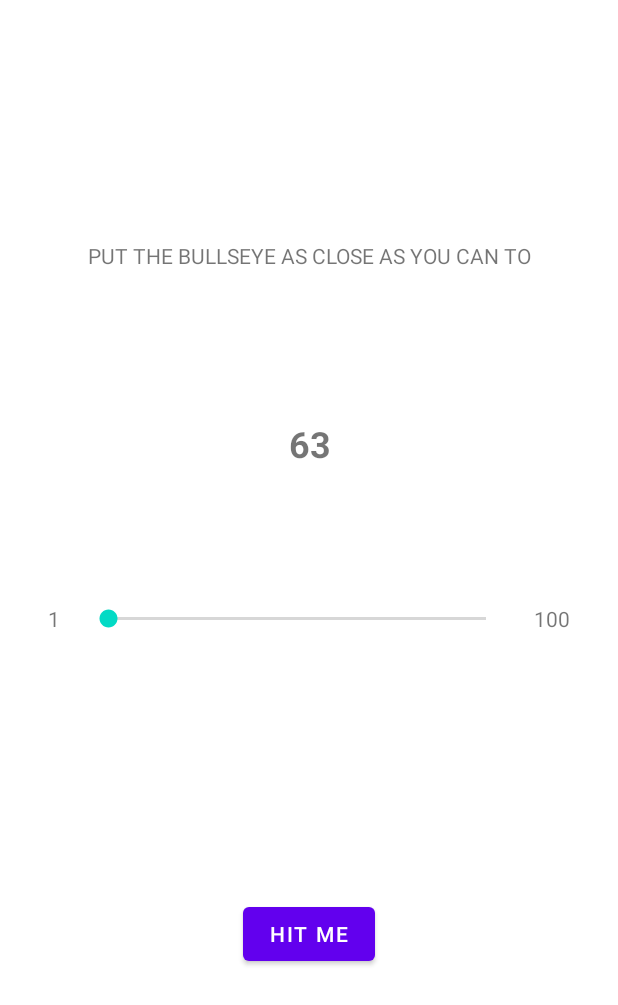
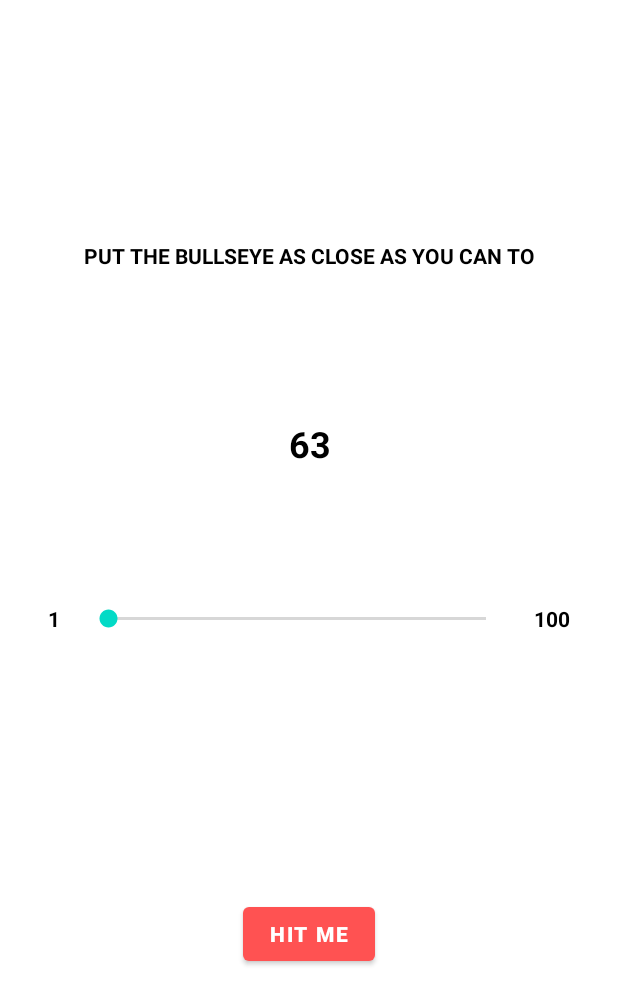
Before and after one commit to BrendanLawrence/Bullseye, an Android app: the layout activity_main.xml on its own in the app's theme, with its tools: preview values and no code run, on a phone screen of 412 x 824 dp. Shown: the top 1005 px of the screen. Run offline under Robolectric (Android 15) with nearby library versions, the phone set to English and light mode, and no system bars.

Commit message:
styled the application

```diff
--- a/app/src/main/AndroidManifest.xml
+++ b/app/src/main/AndroidManifest.xml
@@ -16,6 +16,7 @@
         <activity
             android:name=".MainActivity"
             android:screenOrientation="landscape"
+            android:theme="@style/Theme.Bullseye.NoActionBar.FullScreen"
             android:exported="true">
             <intent-filter>
                 <action android:name="android.intent.action.MAIN" />
--- a/app/src/main/java/com/brendanlawrence/myapplication/MainActivity.kt
+++ b/app/src/main/java/com/brendanlawrence/myapplication/MainActivity.kt
@@ -18,8 +18,6 @@ class MainActivity : AppCompatActivity() {
     private lateinit var binding: ActivityMainBinding
 
     override fun onCreate(savedInstanceState: Bundle?) {
-        supportActionBar?.hide()
-
         super.onCreate(savedInstanceState)
         binding = ActivityMainBinding.inflate(layoutInflater) // Inflate converts the XML file into the corresponding view object, allowing use in Kotlin code.
         val view = binding.root // Using val instead of var as we will not be changing this 'view' object once created.
@@ -83,7 +81,7 @@ class MainActivity : AppCompatActivity() {
 
     private fun startNewGame() {
         totalScore = 0
-        round = 0
+        round = 1
         sliderValue = 50
         targetValue = newTargetValue()
 
--- /dev/null
+++ b/app/src/main/res/drawable/circular_button.xml
@@ -0,0 +1,14 @@
+<?xml version="1.0" encoding="utf-8"?>
+<selector xmlns:android="http://schemas.android.com/apk/res/android">
+    <item android:state_pressed="false">
+        <shape android:shape="oval">
+            <solid android:color="@color/black" />
+        </shape>
+    </item>
+
+    <item android:state_pressed="true">
+        <shape android:shape="oval">
+            <solid android:color="@color/grey" />
+        </shape>
+    </item>
+</selector>
--- /dev/null
+++ b/app/src/main/res/drawable/info_24.xml
@@ -0,0 +1,5 @@
+<vector android:height="24dp" android:tint="#FFFFFF"
+    android:viewportHeight="24" android:viewportWidth="24"
+    android:width="24dp" xmlns:android="http://schemas.android.com/apk/res/android">
+    <path android:fillColor="@android:color/white" android:pathData="M12,2C6.48,2 2,6.48 2,12s4.48,10 10,10 10,-4.48 10,-10S17.52,2 12,2zM13,17h-2v-6h2v6zM13,9h-2L11,7h2v2z"/>
+</vector>
--- /dev/null
+++ b/app/src/main/res/drawable/refresh_24.xml
@@ -0,0 +1,5 @@
+<vector android:height="24dp" android:tint="#FFFFFF"
+    android:viewportHeight="24" android:viewportWidth="24"
+    android:width="24dp" xmlns:android="http://schemas.android.com/apk/res/android">
+    <path android:fillColor="@android:color/white" android:pathData="M17.65,6.35C16.2,4.9 14.21,4 12,4c-4.42,0 -7.99,3.58 -7.99,8s3.57,8 7.99,8c3.73,0 6.84,-2.55 7.73,-6h-2.08c-0.82,2.33 -3.04,4 -5.65,4 -3.31,0 -6,-2.69 -6,-6s2.69,-6 6,-6c1.66,0 3.14,0.69 4.22,1.78L13,11h7V4l-2.35,2.35z"/>
+</vector>
--- /dev/null
+++ b/app/src/main/res/drawable/seekbar_progress.xml
@@ -0,0 +1,29 @@
+<?xml version="1.0" encoding="utf-8"?>
+<layer-list xmlns:android="http://schemas.android.com/apk/res/android">
+    <item android:id="@android:id/background">
+        <shape android:shape="rectangle">
+            <corners android:radius="8dp" />
+            <size android:height="15dp" />
+            <solid android:color="@color/red_accent" />
+        </shape>
+    </item>
+</layer-list>
+
+<!--<layer-list xmlns:android="http://schemas.android.com/apk/res/android">-->
+<!--    <item android:id="@android:id/background">-->
+<!--        <shape android:shape="rectangle">-->
+<!--            <corners android:radius="8dp" />-->
+<!--            <size android:height="15dp" />-->
+<!--            <solid android:color="@color/grey" />-->
+<!--        </shape>-->
+<!--    </item>-->
+<!--    <item android:id="@android:id/progress">-->
+<!--        <clip>-->
+<!--            <shape android:shape="rectangle">-->
+<!--                <corners android:radius="8dp" />-->
+<!--                <size android:height="15dp" />-->
+<!--                <solid android:color="@color/red_accent" />-->
+<!--            </shape>-->
+<!--        </clip>-->
+<!--    </item>-->
+<!--</layer-list>-->
--- a/app/src/main/res/layout-land/activity_main.xml
+++ b/app/src/main/res/layout-land/activity_main.xml
@@ -6,8 +6,21 @@
     android:layout_height="match_parent"
     tools:context=".MainActivity">
 
+    <ImageView
+        android:id="@+id/bgImage"
+        android:layout_width="wrap_content"
+        android:layout_height="wrap_content"
+        android:layout_marginStart="-20dp"
+        android:scaleType="centerCrop"
+        app:layout_constraintBottom_toBottomOf="parent"
+        app:layout_constraintEnd_toEndOf="parent"
+        app:layout_constraintStart_toStartOf="parent"
+        app:layout_constraintTop_toTopOf="parent"
+        app:srcCompat="@drawable/background" />
+
     <TextView
         android:id="@+id/instructionTextView"
+        style="@style/instruction_text"
         android:layout_width="wrap_content"
         android:layout_height="wrap_content"
         android:text="@string/instruction_text"
@@ -20,11 +33,11 @@
 
     <TextView
         android:id="@+id/targetTextView"
+        style="@style/big_text"
         android:layout_width="wrap_content"
         android:layout_height="wrap_content"
         android:layout_marginTop="8dp"
         android:text="@string/target_value_text"
-        android:textSize="24sp"
         android:textStyle="bold"
         app:layout_constraintBottom_toTopOf="@+id/targetSeekBar"
         app:layout_constraintEnd_toEndOf="@+id/instructionTextView"
@@ -33,8 +46,13 @@
 
     <SeekBar
         android:id="@+id/targetSeekBar"
+        android:thumb="@drawable/nub"
+        android:splitTrack="false"
+        android:progressDrawable="@drawable/seekbar_progress"
         android:layout_width="0dp"
         android:layout_height="wrap_content"
+        android:paddingStart="40dp"
+        android:paddingEnd="40dp"
         app:layout_constraintBottom_toBottomOf="parent"
         app:layout_constraintEnd_toStartOf="@+id/maxTextView"
         app:layout_constraintStart_toEndOf="@+id/minTextView"
@@ -68,29 +86,34 @@
         android:id="@+id/hitMeButton"
         android:layout_width="wrap_content"
         android:layout_height="wrap_content"
+        android:padding="16dp"
         android:text="@string/hit_me_button_text"
         android:textAllCaps="true"
+        app:cornerRadius="12dp"
         app:layout_constraintBottom_toBottomOf="parent"
         app:layout_constraintEnd_toEndOf="parent"
         app:layout_constraintStart_toStartOf="parent"
-        app:layout_constraintTop_toBottomOf="@+id/targetSeekBar" />
+        app:layout_constraintTop_toBottomOf="@+id/targetSeekBar"
+        app:layout_constraintVertical_bias="0.0" />
 
-    <Button
+    <ImageButton
         android:id="@+id/startOverButton"
-        android:layout_width="wrap_content"
-        android:layout_height="wrap_content"
-        android:text="@string/start_over"
+        android:background="@drawable/circular_button"
+        android:src="@drawable/refresh_24"
+        android:layout_width="50dp"
+        android:layout_height="50dp"
         app:layout_constraintBottom_toBottomOf="parent"
         app:layout_constraintEnd_toStartOf="@+id/scoreGroup"
         app:layout_constraintHorizontal_bias="0.5"
         app:layout_constraintStart_toStartOf="parent"
         app:layout_constraintTop_toBottomOf="@+id/hitMeButton" />
 
-    <Button
+    <ImageButton
         android:id="@+id/infoButton"
-        android:layout_width="wrap_content"
-        android:layout_height="wrap_content"
-        android:text="@string/info"
+        android:background="@drawable/circular_button"
+        android:src="@drawable/info_24"
+        android:layout_width="50dp"
+        android:layout_height="50dp"
         app:layout_constraintBottom_toBottomOf="@+id/roundGroup"
         app:layout_constraintEnd_toEndOf="parent"
         app:layout_constraintHorizontal_bias="0.5"
@@ -117,6 +140,7 @@
 
         <TextView
             android:id="@+id/gameScoreTextView"
+            style="@style/game_stats_text"
             android:layout_width="wrap_content"
             android:layout_height="wrap_content"
             android:text="0" />
@@ -142,6 +166,7 @@
 
         <TextView
             android:id="@+id/gameRoundTextView"
+            style="@style/game_stats_text"
             android:layout_width="wrap_content"
             android:layout_height="wrap_content"
             android:text="0" />
--- a/app/src/main/res/values-night/themes.xml
+++ b/app/src/main/res/values-night/themes.xml
@@ -2,13 +2,13 @@
     <!-- Base application theme. -->
     <style name="Theme.Bullseye" parent="Theme.MaterialComponents.DayNight.DarkActionBar">
         <!-- Primary brand color. -->
-        <item name="colorPrimary">@color/purple_200</item>
-        <item name="colorPrimaryVariant">@color/purple_700</item>
-        <item name="colorOnPrimary">@color/black</item>
-        <!-- Secondary brand color. -->
-        <item name="colorSecondary">@color/teal_200</item>
-        <item name="colorSecondaryVariant">@color/teal_200</item>
-        <item name="colorOnSecondary">@color/black</item>
+        <item name="colorPrimary">@color/red_accent</item>
+        <item name="colorPrimaryVariant">@color/black</item>
+        <item name="colorOnPrimary">@color/white</item>
+<!--        &lt;!&ndash; Secondary brand color. &ndash;&gt;-->
+<!--        <item name="colorSecondary">@color/teal_200</item>-->
+<!--        <item name="colorSecondaryVariant">@color/teal_200</item>-->
+<!--        <item name="colorOnSecondary">@color/black</item>-->
         <!-- Status bar color. -->
         <item name="android:statusBarColor" tools:targetApi="l">?attr/colorPrimaryVariant</item>
         <!-- Customize your theme here. -->
--- a/app/src/main/res/values/colors.xml
+++ b/app/src/main/res/values/colors.xml
@@ -1,10 +1,16 @@
 <?xml version="1.0" encoding="utf-8"?>
 <resources>
-    <color name="purple_200">#FFBB86FC</color>
-    <color name="purple_500">#FF6200EE</color>
-    <color name="purple_700">#FF3700B3</color>
-    <color name="teal_200">#FF03DAC5</color>
-    <color name="teal_700">#FF018786</color>
+    <color name="red_accent">#FF5252</color>
     <color name="black">#FF000000</color>
     <color name="white">#FFFFFFFF</color>
+    <color name="grey">#808080</color>
+
+
+<!--    <color name="purple_200">#FFBB86FC</color>-->
+<!--    <color name="purple_500">#FF6200EE</color>-->
+<!--    <color name="purple_700">#FF3700B3</color>-->
+<!--    <color name="teal_200">#FF03DAC5</color>-->
+<!--    <color name="teal_700">#FF018786</color>-->
+<!--    <color name="black">#FF000000</color>-->
+<!--    <color name="white">#FFFFFFFF</color>-->
 </resources>
--- a/app/src/main/res/values/themes.xml
+++ b/app/src/main/res/values/themes.xml
@@ -2,15 +2,37 @@
     <!-- Base application theme. -->
     <style name="Theme.Bullseye" parent="Theme.MaterialComponents.DayNight.DarkActionBar">
         <!-- Primary brand color. -->
-        <item name="colorPrimary">@color/purple_500</item>
-        <item name="colorPrimaryVariant">@color/purple_700</item>
+        <item name="colorPrimary">@color/red_accent</item>
+        <item name="colorPrimaryVariant">@color/red_accent</item>
         <item name="colorOnPrimary">@color/white</item>
-        <!-- Secondary brand color. -->
-        <item name="colorSecondary">@color/teal_200</item>
-        <item name="colorSecondaryVariant">@color/teal_700</item>
-        <item name="colorOnSecondary">@color/black</item>
+<!--        &lt;!&ndash; Secondary brand color. &ndash;&gt;-->
+<!--        <item name="colorSecondary">@color/teal_200</item>-->
+<!--        <item name="colorSecondaryVariant">@color/teal_700</item>-->
+<!--        <item name="colorOnSecondary">@color/black</item>-->
         <!-- Status bar color. -->
         <item name="android:statusBarColor" tools:targetApi="l">?attr/colorPrimaryVariant</item>
         <!-- Customize your theme here. -->
+        <item name="android:textStyle">bold</item>
+        <item name="android:textColor">@color/black</item>
+    </style>
+
+    <style name="Theme.Bullseye.NoActionBar.FullScreen" parent="@style/Theme.Bullseye">
+        <item name="windowNoTitle">true</item>
+        <item name="windowActionBar">false</item>
+        <item name="android:windowFullscreen">true</item>
+    </style>
+
+    <style name="game_stats_text">
+        <item name="android:textSize">20sp</item>
+    </style>
+
+    <style name="instruction_text">
+        <item name="android:letterSpacing">0.2</item>
+        <item name="textAllCaps">true</item>
+        <item name="android:textAlignment">center</item>
+    </style>
+
+    <style name="big_text">
+        <item name="android:textSize">32sp</item>
     </style>
 </resources>
```
Also changed, not shown: app/src/main/res/drawable-mdpi/background.png (added), app/src/main/res/drawable-mdpi/nub.png (added).
